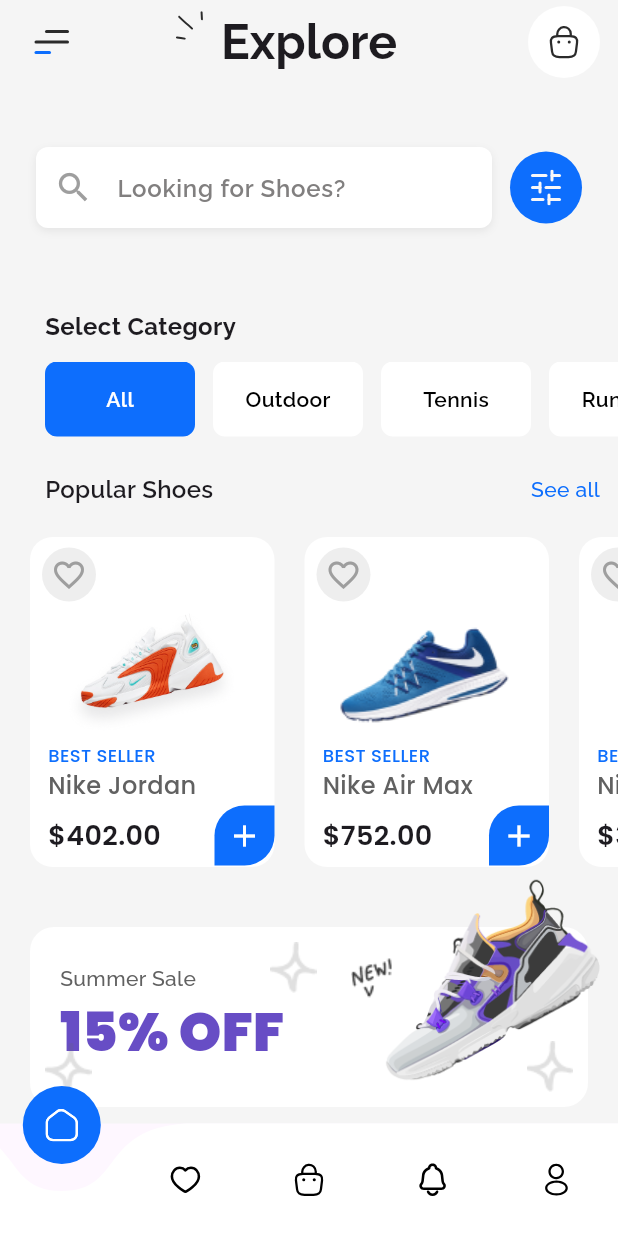
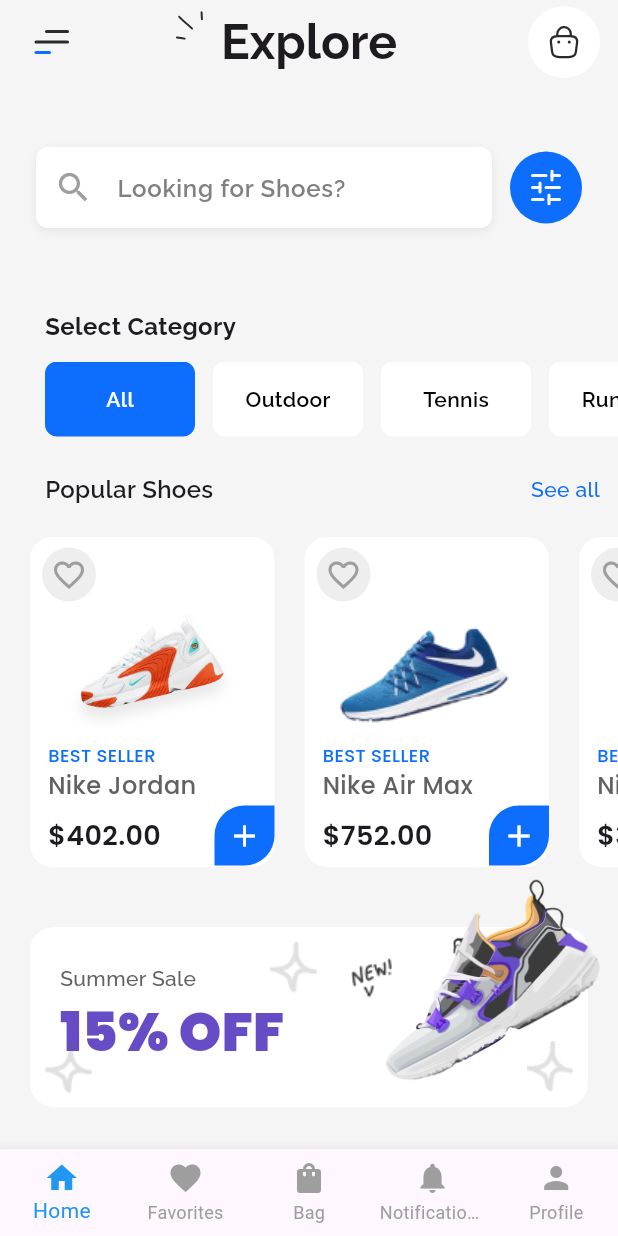
Before and after one commit to kalejaiyeoluwadara/nike_app, a Flutter app: the NavBarHandler screen opened by its route, on a phone screen of 412 x 824 dp. Run offline on Flutter 3.47's test engine with Material 3 defaults, Android fonts, the phone set to English and light mode, and no system bars; drawn by our look-alikes of curved_navigation_bar; our stand-ins replace flutter_svg, google_fonts, google_nav_bar.

Commit message:
fixed nav

```diff
--- a/lib/main.dart
+++ b/lib/main.dart
@@ -1,5 +1,4 @@
 import 'package:flutter/material.dart';
-import 'package:ui/navtest/api_page.dart';
 import 'package:ui/pages/favorites_page.dart';
 import 'package:ui/pages/home_page.dart';
 import 'package:ui/pages/nav_bar_handler.dart';
--- a/lib/pages/nav_bar_handler.dart
+++ b/lib/pages/nav_bar_handler.dart
@@ -1,11 +1,9 @@
-import 'package:curved_navigation_bar/curved_navigation_bar.dart';
 import 'package:flutter/material.dart';
-import 'package:ui/components/icon.dart';
 import 'package:ui/pages/favorites_page.dart';
 import 'package:ui/pages/home_page.dart';
 
 class NavBarHandler extends StatefulWidget {
-  const NavBarHandler({super.key});
+  const NavBarHandler({Key? key}) : super(key: key);
 
   @override
   State<NavBarHandler> createState() => _NavBarHandlerState();
@@ -13,23 +11,13 @@ class NavBarHandler extends StatefulWidget {
 
 class _NavBarHandlerState extends State<NavBarHandler> {
   int _currentIndex = 0;
-  final List<String> iconPaths = [
-    'assets/images/home.svg',
-    'assets/images/heart.svg',
-    'assets/images/bag.svg',
-    'assets/images/bell.svg',
-    'assets/images/person.svg',
-  ];
-  final List<String> routes = [
-    '/home_page',
-    '/favorites_shoe_page',
-    '/favorites_shoe_page',
-    '/favorites_shoe_page',
-    '/favorites_shoe_page',
-  ];
+
   final List<Widget> _pages = [
     const HomePage(),
     const FavoritesPage(),
+    const Center(child: Text('Bag Page')), // Placeholder for other pages
+    const Center(child: Text('Notifications Page')),
+    const Center(child: Text('Profile Page')),
   ];
 
   void _onTabTapped(int index) {
@@ -41,39 +29,36 @@ class _NavBarHandlerState extends State<NavBarHandler> {
   @override
   Widget build(BuildContext context) {
     return Scaffold(
-        body: _pages[_currentIndex],
-        bottomNavigationBar: CurvedNavigationBar(
-          backgroundColor: Colors.transparent,
-          animationDuration: const Duration(milliseconds: 400),
-          color: Colors.white,
-          buttonBackgroundColor: Colors.transparent,
-          index: _currentIndex,
-          items: List.generate(iconPaths.length, (index) {
-            final isActive = _currentIndex == index;
-            return Container(
-              decoration: BoxDecoration(
-                color: isActive
-                    ? const Color.fromRGBO(13, 110, 253, 1)
-                    : Colors.transparent,
-                shape: BoxShape.circle,
-              ),
-              padding: const EdgeInsets.all(15),
-              child: CustomIcon(
-                assetName: iconPaths[index],
-                color: isActive ? Colors.white : Colors.black,
-              ),
-            );
-          }),
-          onTap: (index) {
-            setState(() {
-              _currentIndex = index; // Update the active index
-            });
-
-            // Navigate to the corresponding route
-            if (index >= 0 && index < routes.length) {
-              Navigator.pushNamed(context, routes[index]);
-            }
-          },
-        ));
+      body: _pages[_currentIndex],
+      bottomNavigationBar: BottomNavigationBar(
+        currentIndex: _currentIndex,
+        onTap: _onTabTapped,
+        type: BottomNavigationBarType.fixed,
+        selectedItemColor: Colors.blue,
+        unselectedItemColor: Colors.grey,
+        items: const [
+          BottomNavigationBarItem(
+            icon: Icon(Icons.home),
+            label: 'Home',
+          ),
+          BottomNavigationBarItem(
+            icon: Icon(Icons.favorite),
+            label: 'Favorites',
+          ),
+          BottomNavigationBarItem(
+            icon: Icon(Icons.shopping_bag),
+            label: 'Bag',
+          ),
+          BottomNavigationBarItem(
+            icon: Icon(Icons.notifications),
+            label: 'Notifications',
+          ),
+          BottomNavigationBarItem(
+            icon: Icon(Icons.person),
+            label: 'Profile',
+          ),
+        ],
+      ),
+    );
   }
 }
```
